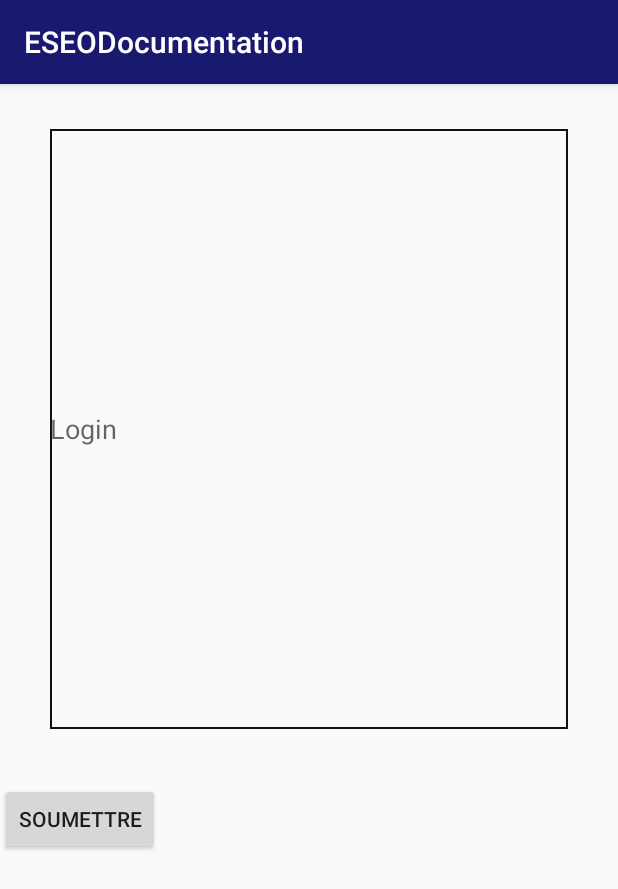
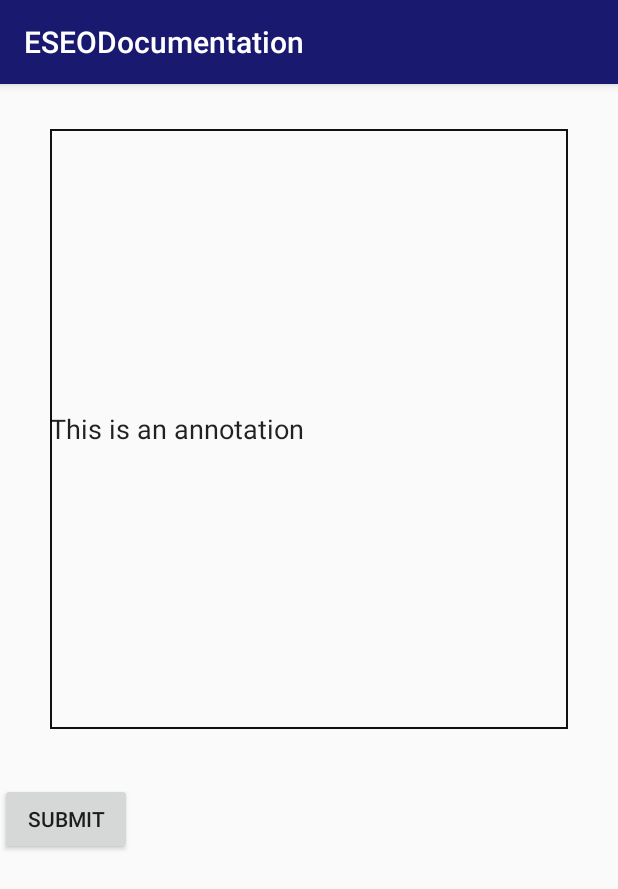
Before and after one commit to MaximeFNS/ESEODocumentation, an Android app: the AnnotationActivity screen opened directly, with no data from a screen before it, on a phone screen of 412 x 824 dp. Shown: the top 889 px of the screen. Run offline under Robolectric (Android 15) with nearby library versions, the phone set to English and light mode, and no system bars; our stand-ins replace Room's generated code; Roboto replaces fonts that are not available here; 2 statements that could not run were skipped.

Commit message:
Merge branch 'master' of https://github.com/MaximeFNS/ESEODocumentation
# Conflicts:
#	app/src/main/AndroidManifest.xml

```diff
--- a/app/src/main/java/fr/eseo/dis/afonsodebarre/eseodocumentation/AnnotationActivity.java
+++ b/app/src/main/java/fr/eseo/dis/afonsodebarre/eseodocumentation/AnnotationActivity.java
@@ -1,13 +1,69 @@
 package fr.eseo.dis.afonsodebarre.eseodocumentation;
 
 import androidx.appcompat.app.AppCompatActivity;
+import fr.eseo.dis.afonsodebarre.eseodocumentation.database.ESEODocumentationDatabase;
+import fr.eseo.dis.afonsodebarre.eseodocumentation.entities.Annotation;
+
+import android.content.Intent;
 import android.os.Bundle;
+import android.view.View;
+import android.widget.Button;
+import android.widget.EditText;
 
+import static fr.eseo.dis.afonsodebarre.eseodocumentation.MainActivity.LOGIN;
 public class AnnotationActivity extends AppCompatActivity {
+
+    private String login, projectId;
+    private ESEODocumentationDatabase database;
+    private EditText message;
+    private Annotation anno;
+
+
+
+
 
     @Override
     protected void onCreate(Bundle savedInstanceState) {
         super.onCreate(savedInstanceState);
         setContentView(R.layout.activity_annotation);
+        login = getIntent().getStringExtra(LOGIN);
+        projectId = getIntent().getStringExtra("IDPROJECT");
+        database = database.getInstance(this);
+        message = findViewById(R.id.annotation);
+
+
+        AnnotationAsyncTask aat = new AnnotationAsyncTask(anno,login,projectId,database,false,"");
+        aat.execute();
+
+        //message.setText(anno.getAnnotation());
+        message.setText("This is an annotation");
+
+
+
+
+
+
+
+        Button submitButton = findViewById(R.id.submit_button);
+        submitButton.setOnClickListener(onSubmitButtonClicked);
+
+
+
+
     }
+
+    private final View.OnClickListener onSubmitButtonClicked = new View.OnClickListener() {
+        @Override
+        public void onClick(final View view) {
+            EditText updatedMessage = findViewById(R.id.annotation);
+            AnnotationAsyncTask aat2 = new AnnotationAsyncTask(anno,login,projectId,database,true,updatedMessage.getText().toString());
+            aat2.execute();
+
+
+
+
+        }
+    };
+
+
 }
--- a/app/src/main/java/fr/eseo/dis/afonsodebarre/eseodocumentation/MenuJury.java
+++ b/app/src/main/java/fr/eseo/dis/afonsodebarre/eseodocumentation/MenuJury.java
@@ -15,7 +15,7 @@ import static fr.eseo.dis.afonsodebarre.eseodocumentation.MainActivity.TOKEN;
 public class MenuJury extends AppCompatActivity {
 
   private static final int CONNECTION = 0;
-
+  private boolean inJuryMenu;
   private String login, token;
 
   @Override
@@ -58,6 +58,9 @@ public class MenuJury extends AppCompatActivity {
     @Override
     public void onClick(final View view) {
       Intent intent = new Intent(MenuJury.this, MyJurysActivity.class);
+      inJuryMenu = true;
+      intent.putExtra("JURYMENU",inJuryMenu);
+
       intent.putExtra(LOGIN, login);
       intent.putExtra(TOKEN, token);
       startActivityForResult(intent,CONNECTION);
--- a/app/src/main/java/fr/eseo/dis/afonsodebarre/eseodocumentation/MyJuryProjects.java
+++ b/app/src/main/java/fr/eseo/dis/afonsodebarre/eseodocumentation/MyJuryProjects.java
@@ -35,6 +35,7 @@ import static fr.eseo.dis.afonsodebarre.eseodocumentation.TousLesProjetsActivity
 public class MyJuryProjects extends AppCompatActivity {
 
     private String login, token;
+    private boolean isJuryMenu;
     private ArrayList<String> idprojects;
     private final List<String> PROJECTS_TITLE = new ArrayList<>();
     private final List<String> PROJECTS_ID = new ArrayList<>();
@@ -53,6 +54,7 @@ public class MyJuryProjects extends AppCompatActivity {
         login = getIntent().getStringExtra(LOGIN);
         token = getIntent().getStringExtra(TOKEN);
         idprojects = getIntent().getStringArrayListExtra(IDJURYPROJECTS);
+        isJuryMenu = getIntent().getBooleanExtra("ISJURYMENU",true);
 
         /*
         Initialization of the recycler view and we send the data to it
@@ -148,6 +150,7 @@ public class MyJuryProjects extends AppCompatActivity {
         intent.putExtra(STUDENTS,students);
         intent.putExtra(LOGIN, login);
         intent.putExtra(TOKEN,token);
+        intent.putExtra("JURY",isJuryMenu);
         startActivityForResult(intent,CONNECTION);
     }
 }
--- a/app/src/main/java/fr/eseo/dis/afonsodebarre/eseodocumentation/MyJurysActivity.java
+++ b/app/src/main/java/fr/eseo/dis/afonsodebarre/eseodocumentation/MyJurysActivity.java
@@ -29,6 +29,7 @@ import static fr.eseo.dis.afonsodebarre.eseodocumentation.MainActivity.TOKEN;
 public class MyJurysActivity extends AppCompatActivity {
 
     private String login,  token;
+    private boolean isJuryMenu;
     private JuriesRecyclerViewAdapter juriesRecyclerViewAdapter;
     private static final int CONNECTION = 0;
 
@@ -57,6 +58,7 @@ public class MyJurysActivity extends AppCompatActivity {
         setContentView(R.layout.activity_my_jurys);
         login = getIntent().getStringExtra(LOGIN);
         token = getIntent().getStringExtra(TOKEN);
+        isJuryMenu = getIntent().getBooleanExtra("JURYMENU",true);
 
         /*
         Use of a web service which list the juries of the user
@@ -174,6 +176,7 @@ public class MyJurysActivity extends AppCompatActivity {
         intent.putExtra(TOKEN,token);
         intent.putExtra(IDJURYPROJECTS,idProjects);
         intent.putExtra(JURIESTITLES,titles);
+        intent.putExtra("ISJURYMENU",isJuryMenu);
         startActivityForResult(intent,CONNECTION);
     }
 
--- a/app/src/main/java/fr/eseo/dis/afonsodebarre/eseodocumentation/daos/AnnotationsDao.java
+++ b/app/src/main/java/fr/eseo/dis/afonsodebarre/eseodocumentation/daos/AnnotationsDao.java
@@ -12,12 +12,14 @@ import fr.eseo.dis.afonsodebarre.eseodocumentation.entities.Annotation;
 
 @Dao
 public interface AnnotationsDao {
-    @Query("SELECT * FROM Annotation WHERE userName = :userName")
-    List<Annotation> getAnnotations(String userName);
+    @Query("SELECT * FROM Annotation WHERE userName = :userName AND projectId = :projectId")
+    List<Annotation> getAnnotations(String userName, String projectId);
 
-    @Update
-    String updateAnnotation(Annotation annotation);
+    @Update(onConflict=OnConflictStrategy.REPLACE)
+    public void updateAnnotation(Annotation annotation);
 
     @Insert(onConflict = OnConflictStrategy.REPLACE)
-    String insertAnnotation(Annotation annotation);
+    public void insertAnnotation(Annotation annotation);
+
+
 }
--- a/app/src/main/res/layout/activity_annotation.xml
+++ b/app/src/main/res/layout/activity_annotation.xml
@@ -21,11 +21,11 @@
         app:layout_constraintTop_toTopOf="parent" />
 
     <Button
-        android:id="@+id/button"
+        android:id="@+id/submit_button"
         android:layout_width="wrap_content"
         android:layout_height="wrap_content"
         android:layout_marginTop="36dp"
-        android:text="Soumettre"
+        android:text="Submit"
         app:layout_constraintTop_toBottomOf="@+id/annotation"
         tools:layout_editor_absoluteX="47dp" />
 
--- a/app/src/main/res/values/strings.xml
+++ b/app/src/main/res/values/strings.xml
@@ -32,6 +32,7 @@
     <string name="details_description_content">Description content of the project</string>
     <string name="details_return">Return to projects</string>
     <string name="poster_thumb">Thumb version of the selected poster</string>
+    <string name="annotation_button">Annotations of the selected project</string>
 
     <!--card_grades_item-->
     <string name="grades_mine">My note</string>
```
Also changed, not shown: app/src/main/java/fr/eseo/dis/afonsodebarre/eseodocumentation/ProjectDetailsActivity.java (+19 -1 lines), app/src/main/java/fr/eseo/dis/afonsodebarre/eseodocumentation/database/ESEODocumentationDatabase.java (+4 -6 lines), app/src/main/java/fr/eseo/dis/afonsodebarre/eseodocumentation/entities/Annotation.java (+12 -1 lines), app/src/main/res/layout/activity_project_details.xml (+11 -1 lines).
